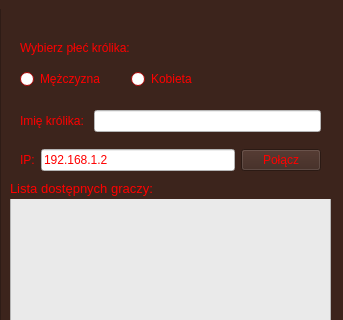
Bras97/Jump-Bump, file menu.ui: the form before one commit; both pictures show x 0 to 343 and y 102 to 422 of the 343 by 511 pixel window.
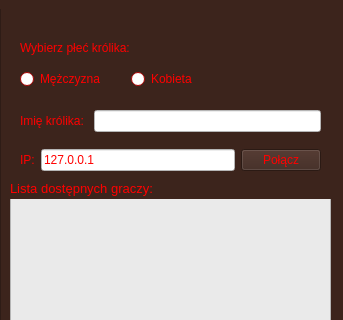
The form after the commit. Icons and pictures are not drawn.

The edit to the form file:
```diff
--- a/menu.ui
+++ b/menu.ui
@@ -196,7 +196,7 @@
 background-color: rgb(255, 255, 255);</string>
           </property>
           <property name="text">
-           <string>192.168.1.2</string>
+           <string>127.0.0.1</string>
           </property>
          </widget>
         </item>
```
